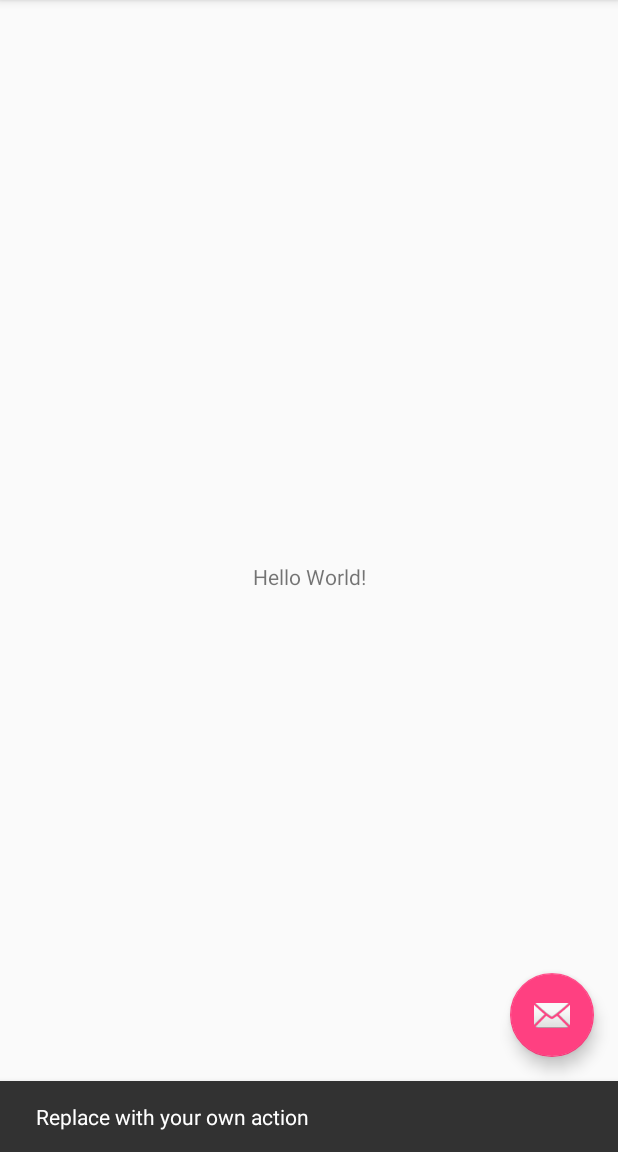
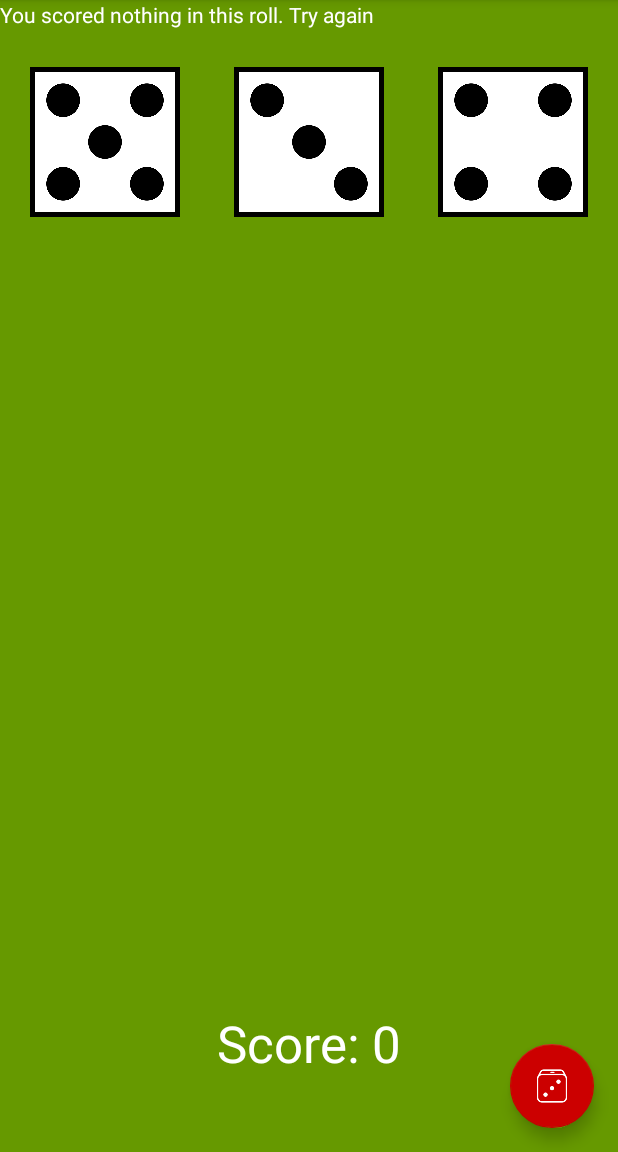
Before and after one commit to johirbuet/DiceOut, an Android app: the screen it shows after launch (MainActivity), after a tap on an icon or button, on a phone screen of 412 x 824 dp, the part 84-1236 px from its top. Run offline under Robolectric (Android 15) with nearby library versions, the phone set to English and light mode, and no system bars.

Commit message:
DiceOut Game Done

```diff
--- a/app/src/main/AndroidManifest.xml
+++ b/app/src/main/AndroidManifest.xml
@@ -1,6 +1,6 @@
 <?xml version="1.0" encoding="utf-8"?>
 <manifest xmlns:android="http://schemas.android.com/apk/res/android"
-    package="com.johir.diceout.diceout" >
+    package="com.johir.diceout.diceout">
 
     <application
         android:allowBackup="true"
@@ -8,11 +8,11 @@
         android:label="@string/app_name"
         android:roundIcon="@mipmap/ic_launcher_round"
         android:supportsRtl="true"
-        android:theme="@style/AppTheme" >
+        android:theme="@style/AppTheme">
         <activity
             android:name=".MainActivity"
             android:label="@string/app_name"
-            android:theme="@style/AppTheme.NoActionBar" >
+            android:theme="@style/AppTheme.NoActionBar">
             <intent-filter>
                 <action android:name="android.intent.action.MAIN" />
 
--- a/app/src/main/java/com/johir/diceout/diceout/MainActivity.java
+++ b/app/src/main/java/com/johir/diceout/diceout/MainActivity.java
@@ -1,5 +1,6 @@
 package com.johir.diceout.diceout;
 
+import android.graphics.drawable.Drawable;
 import android.os.Bundle;
 import android.support.design.widget.FloatingActionButton;
 import android.support.design.widget.Snackbar;
@@ -8,9 +9,29 @@ import android.support.v7.widget.Toolbar;
 import android.view.View;
 import android.view.Menu;
 import android.view.MenuItem;
+import android.widget.Button;
+import android.widget.ImageView;
+import android.widget.TextView;
+import android.widget.Toast;
+
+import java.io.IOException;
+import java.io.InputStream;
+import java.util.ArrayList;
+import java.util.Random;
 
 public class MainActivity extends AppCompatActivity {
 
+    // Variable to hold score
+    int score;
+
+    TextView rollResult;
+    Random rnd;
+    int die1;
+    int die2;
+    int die3;
+    ArrayList<Integer> die;
+    ArrayList<ImageView> dieImages;
+    TextView scoreText;
     @Override
     protected void onCreate(Bundle savedInstanceState) {
         super.onCreate(savedInstanceState);
@@ -18,16 +39,68 @@ public class MainActivity extends AppCompatActivity {
         Toolbar toolbar = (Toolbar) findViewById(R.id.toolbar);
         setSupportActionBar(toolbar);
 
-       FloatingActionButton fab = (FloatingActionButton) findViewById(R.id.fab);
+        FloatingActionButton fab = (FloatingActionButton) findViewById(R.id.fab);
         fab.setOnClickListener(new View.OnClickListener() {
             @Override
             public void onClick(View view) {
-                Snackbar.make(view, "Replace with your own action", Snackbar.LENGTH_LONG)
-                        .setAction("Action", null).show();
+                rollDice(view);
             }
         });
+
+        // Set initial score
+        score = 0;
+        Toast.makeText(getApplicationContext(),"Welcome to DiceOut Game",Toast.LENGTH_SHORT).show();
+        rollResult  = (TextView)findViewById(R.id.rollResult);
+        scoreText = (TextView) findViewById(R.id.score);
+        rnd = new Random();
+        die = new ArrayList<>();
+        dieImages =new ArrayList<>();
+        ImageView die1Image = (ImageView) findViewById(R.id.die1);
+        ImageView die2Image = (ImageView) findViewById(R.id.die2);
+        ImageView die3Image = (ImageView) findViewById(R.id.die3);
+        dieImages.add(die1Image);
+        dieImages.add(die2Image);
+        dieImages.add(die3Image);
+
     }
 
+    public void rollDice(View v){
+        die1 = rnd.nextInt(6)+1;
+        die2 = rnd.nextInt(6)+1;
+        die3 = rnd.nextInt(6)+1;
+        die.clear();
+        die.add(die1);
+        die.add(die2);
+        die.add(die3);
+        for(int img =0;img<3;img++){
+            int value = die.get(img);
+            String file = "die_"+value+".png";
+            try {
+                InputStream stream = getAssets().open(file);
+                Drawable d = Drawable.createFromStream(stream,null);
+                dieImages.get(img).setImageDrawable(d);
+            }catch (IOException e){
+                e.printStackTrace();
+            }
+        }
+        String msg = "You rolled "+die1+", "+die2+" and "+die3;
+
+        if(die1==die2 && die1==die3){
+            int scoreDelta= 3*die1;
+            score+=scoreDelta;
+            msg = "You scored a triple "+die1+". Your score is: "+score+" points!";
+        }
+        else if(die1==die2 || die1==die3 || die2==die3){
+            msg = "You scored double for 50 points!";
+            score+=50;
+        }
+        else
+        {
+            msg = "You scored nothing in this roll. Try again";
+        }
+        scoreText.setText("Score: "+score);
+        rollResult.setText(msg);
+    }
     @Override
     public boolean onCreateOptionsMenu(Menu menu) {
         // Inflate the menu; this adds items to the action bar if it is present.
--- a/app/src/main/res/layout/activity_main.xml
+++ b/app/src/main/res/layout/activity_main.xml
@@ -1,6 +1,5 @@
 <?xml version="1.0" encoding="utf-8"?>
-<android.support.design.widget.CoordinatorLayout
-    xmlns:android="http://schemas.android.com/apk/res/android"
+<android.support.design.widget.CoordinatorLayout xmlns:android="http://schemas.android.com/apk/res/android"
     xmlns:app="http://schemas.android.com/apk/res-auto"
     xmlns:tools="http://schemas.android.com/tools"
     android:layout_width="match_parent"
@@ -8,8 +7,8 @@
     tools:context="com.johir.diceout.diceout.MainActivity">
 
     <android.support.design.widget.AppBarLayout
+        android:layout_width="match_parent"
         android:layout_height="wrap_content"
-        android:layout_width="match_parent"
         android:theme="@style/AppTheme.AppBarOverlay">
 
         <android.support.v7.widget.Toolbar
@@ -21,7 +20,7 @@
 
     </android.support.design.widget.AppBarLayout>
 
-    <include layout="@layout/content_main"/>
+    <include layout="@layout/content_main" />
 
     <android.support.design.widget.FloatingActionButton
         android:id="@+id/fab"
@@ -29,6 +28,7 @@
         android:layout_height="wrap_content"
         android:layout_gravity="bottom|end"
         android:layout_margin="@dimen/fab_margin"
-        app:srcCompat="@android:drawable/ic_dialog_email" />
+        app:backgroundTint="@android:color/holo_red_dark"
+        app:srcCompat="@drawable/dice_100px" />
 
 </android.support.design.widget.CoordinatorLayout>
--- a/app/src/main/res/layout/content_main.xml
+++ b/app/src/main/res/layout/content_main.xml
@@ -1,21 +1,65 @@
 <?xml version="1.0" encoding="utf-8"?>
-<android.support.constraint.ConstraintLayout
-    xmlns:android="http://schemas.android.com/apk/res/android"
+<RelativeLayout xmlns:android="http://schemas.android.com/apk/res/android"
+    xmlns:app="http://schemas.android.com/apk/res-auto"
     xmlns:tools="http://schemas.android.com/tools"
-    xmlns:app="http://schemas.android.com/apk/res-auto"
     android:layout_width="match_parent"
     android:layout_height="match_parent"
+    android:autofillHints="@android:color/holo_green_dark"
+    android:background="@android:color/holo_green_dark"
+    android:visibility="visible"
     app:layout_behavior="@string/appbar_scrolling_view_behavior"
-    tools:showIn="@layout/activity_main"
-    tools:context="com.johir.diceout.diceout.MainActivity">
+    tools:context="com.johir.diceout.diceout.MainActivity"
+    tools:showIn="@layout/activity_main">
 
     <TextView
+        android:id="@+id/rollResult"
         android:layout_width="wrap_content"
         android:layout_height="wrap_content"
-        android:text="Hello World!"
-        app:layout_constraintBottom_toBottomOf="parent"
-        app:layout_constraintLeft_toLeftOf="parent"
-        app:layout_constraintRight_toRightOf="parent"
-        app:layout_constraintTop_toTopOf="parent" />
+        android:text="Please click the button in the bottom right corner"
+        android:textColor="@android:color/white" />
 
-</android.support.constraint.ConstraintLayout>
+    <ImageView
+        android:id="@+id/die1"
+        android:layout_width="100dp"
+        android:layout_height="100dp"
+        android:layout_alignParentLeft="true"
+        android:layout_below="@+id/rollResult"
+        android:layout_marginLeft="20dp"
+        android:layout_marginTop="25dp"
+        android:background="@android:color/holo_orange_dark"
+        android:src="@drawable/die_1" />
+
+    <ImageView
+        android:id="@+id/die2"
+        android:layout_width="100dp"
+        android:layout_height="100dp"
+        android:layout_below="@+id/rollResult"
+        android:layout_centerHorizontal="true"
+
+        android:layout_marginTop="25dp"
+        android:src="@drawable/die_1" />
+
+    <ImageView
+        android:id="@+id/die3"
+        android:layout_width="100dp"
+        android:layout_height="100dp"
+        android:layout_alignParentRight="true"
+        android:layout_below="@+id/rollResult"
+        android:layout_marginRight="20dp"
+        android:layout_marginTop="25dp"
+        android:src="@drawable/die_1" />
+
+    <TextView
+        android:id="@+id/score"
+
+        android:layout_width="wrap_content"
+        android:layout_height="wrap_content"
+        android:layout_alignParentBottom="true"
+        android:layout_centerHorizontal="true"
+        android:layout_marginBottom="50dp"
+        android:text="Score: 0"
+        android:textAppearance="@style/TextAppearance.AppCompat.Display1"
+        android:textColor="@android:color/white" />
+
+
+</RelativeLayout>
--- a/app/src/main/res/menu/menu_main.xml
+++ b/app/src/main/res/menu/menu_main.xml
@@ -1,9 +1,10 @@
 <menu xmlns:android="http://schemas.android.com/apk/res/android"
     xmlns:app="http://schemas.android.com/apk/res-auto"
     xmlns:tools="http://schemas.android.com/tools"
-    tools:context="com.johir.diceout.diceout.MainActivity" >
-    <item android:id="@+id/action_settings"
+    tools:context="com.johir.diceout.diceout.MainActivity">
+    <item
+        android:id="@+id/action_settings"
+        android:orderInCategory="100"
         android:title="@string/action_settings"
-        android:orderInCategory="100"
         app:showAsAction="never" />
 </menu>
--- a/app/src/main/res/values/styles.xml
+++ b/app/src/main/res/values/styles.xml
@@ -7,11 +7,14 @@
         <item name="colorPrimaryDark">@color/colorPrimaryDark</item>
         <item name="colorAccent">@color/colorAccent</item>
     </style>
+
     <style name="AppTheme.NoActionBar">
         <item name="windowActionBar">false</item>
         <item name="windowNoTitle">true</item>
     </style>
+
     <style name="AppTheme.AppBarOverlay" parent="ThemeOverlay.AppCompat.Dark.ActionBar" />
+
     <style name="AppTheme.PopupOverlay" parent="ThemeOverlay.AppCompat.Light" />
 
 </resources>
```
Also changed, not shown: app/src/main/assets/die_1.png (added), app/src/main/assets/die_2.png (added), app/src/main/assets/die_3.png (added), app/src/main/assets/die_4.png (added), app/src/main/assets/die_5.png (added), app/src/main/assets/die_6.png (added), app/src/main/ic_launcher-web.png (added), app/src/main/res/drawable/dice_100px.png (added), app/src/main/res/drawable/die_1.png (added), app/src/main/res/mipmap-hdpi/ic_launcher.png, app/src/main/res/mipmap-mdpi/ic_launcher.png, app/src/main/res/mipmap-xhdpi/ic_launcher.png, app/src/main/res/mipmap-xxhdpi/ic_launcher.png, app/src/main/res/mipmap-xxxhdpi/ic_launcher.png.
